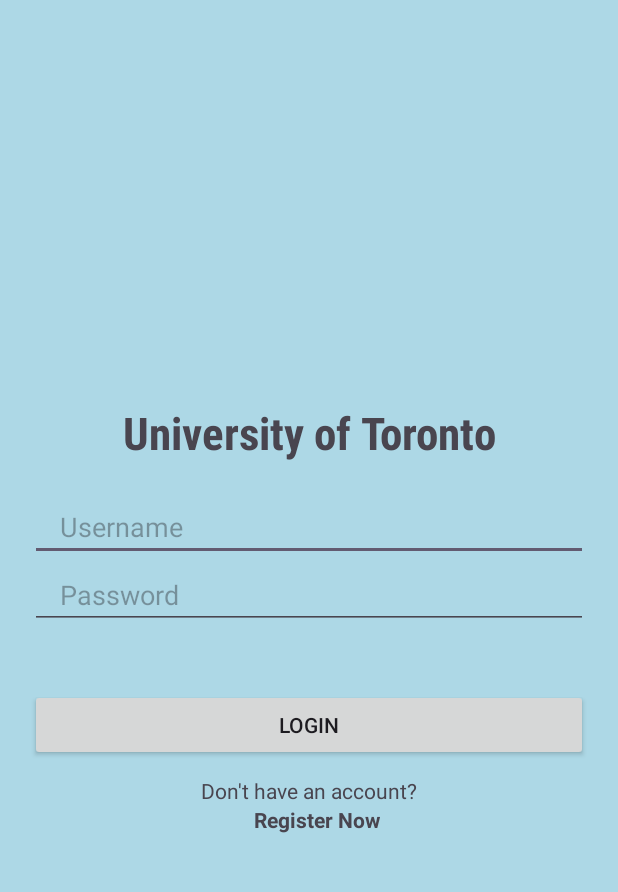
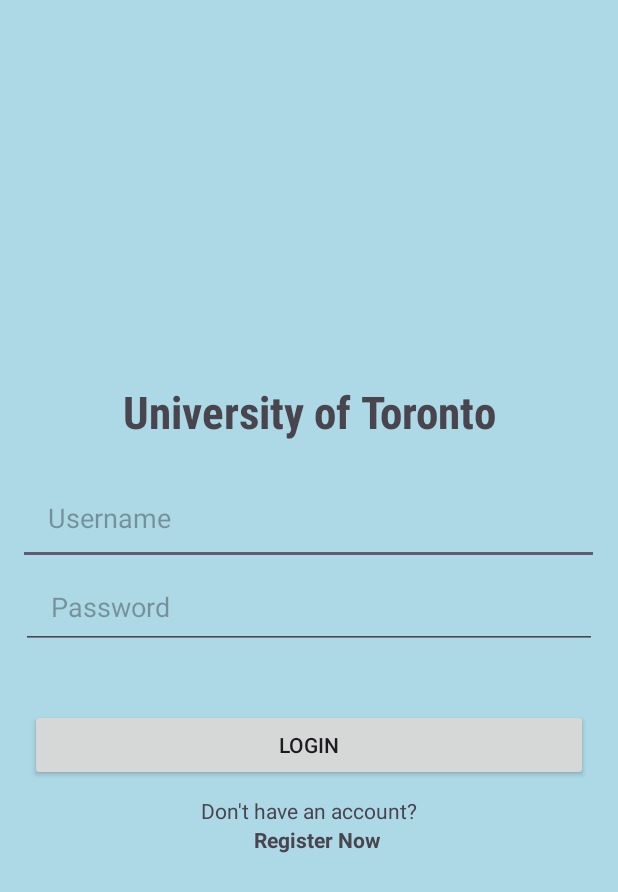
Before and after one commit to davidqu921/B07FinalProject, an Android app: the Login screen opened directly, with no data from a screen before it, after a tap on "LOGIN", on a phone screen of 412 x 824 dp. Shown: the top 892 px of the screen. Run offline under Robolectric (Android 15) with nearby library versions, the phone set to English and light mode, and no system bars; our stand-ins replace Firebase (no records; nobody signed in at launch, a user with empty details on screens opened directly).

Commit message:
fixed login issue direction

```diff
--- a/B07ProjectApp/app/src/main/java/com/example/b07projectapp/Login.java
+++ b/B07ProjectApp/app/src/main/java/com/example/b07projectapp/Login.java
@@ -19,13 +19,17 @@
 
 public class Login extends AppCompatActivity {
 
-    DatabaseReference db = FirebaseDatabase.getInstance().getReferenceFromUrl("https://cscb07finalproject-b7b73-default-rtdb.firebaseio.com/");
+    FirebaseDatabase db;
 
     @Override
     protected void onCreate(Bundle savedInstanceState) {
         super.onCreate(savedInstanceState);
         setContentView(R.layout.activity_login);
+        db = FirebaseDatabase.getInstance("https://cscb07finalproject-b7b73-default-rtdb.firebaseio.com/");
+    }
 
+    public void onClickStudentLogIn(View view){
+        DatabaseReference ref = db.getReference();
         final EditText textPersonalName = findViewById(R.id.username);
         final EditText password = findViewById(R.id.password);
         final Button loginBtn = findViewById(R.id.loginBtn);
@@ -41,7 +45,7 @@
                     Toast.makeText(Login.this,"Please enter your username or password", Toast.LENGTH_SHORT).show();
                 }
                 else{
-                    db.child("students").addListenerForSingleValueEvent(new ValueEventListener() {
+                    ref.child("students").addListenerForSingleValueEvent(new ValueEventListener() {
                         @Override
                         public void onDataChange(@NonNull DataSnapshot snapshot) {
                             // check if mobile is exist in database
@@ -54,11 +58,11 @@
                                 if(getPassword.equals(passwordTxt)){
                                     Toast.makeText(Login.this, "Successfully Logged in", Toast.LENGTH_SHORT).show();
                                     //Open main activity on success
-                                    startActivity(new Intent(Login.this,MainActivity.class));
+                                    startActivity(new Intent(Login.this, StudentDashboard.class));
                                     finish();
                                 }
                                 else{
-                                    Toast.makeText(Login.this,"Wrong Password",Toast.LENGTH_SHORT).show();
+                                    Toast.makeText(Login.this,"Wrong Password" + getPassword,Toast.LENGTH_SHORT).show();
                                 }
                             }
                             else{
--- a/B07ProjectApp/app/src/main/res/layout/activity_login.xml
+++ b/B07ProjectApp/app/src/main/res/layout/activity_login.xml
@@ -20,8 +20,8 @@
 
     <EditText
         android:id="@+id/username"
-        android:layout_width="match_parent"
-        android:layout_height="wrap_content"
+        android:layout_width="387dp"
+        android:layout_height="62dp"
         android:layout_marginStart="20dp"
         android:layout_marginTop="20dp"
         android:layout_marginEnd="20dp"
@@ -34,8 +34,8 @@
 
     <EditText
         android:id="@+id/password"
-        android:layout_width="match_parent"
-        android:layout_height="wrap_content"
+        android:layout_width="384dp"
+        android:layout_height="56dp"
         android:layout_marginStart="20dp"
         android:layout_marginEnd="20dp"
         android:hint="Password"
@@ -51,6 +51,7 @@
         android:layout_marginStart="20dp"
         android:layout_marginTop="40dp"
         android:layout_marginEnd="20dp"
+        android:onClick="onClickStudentLogIn"
         android:text="Login"></androidx.appcompat.widget.AppCompatButton>
 
     <LinearLayout
@@ -70,6 +71,7 @@
         android:layout_width="wrap_content"
         android:layout_height="wrap_content"
         android:layout_marginStart="5dp"
+        android:onClick="onClickStudentLogIn"
         android:text="Register Now"
         android:textStyle="bold" />
 </LinearLayout>
```
Also changed, not shown: 42 other files.
